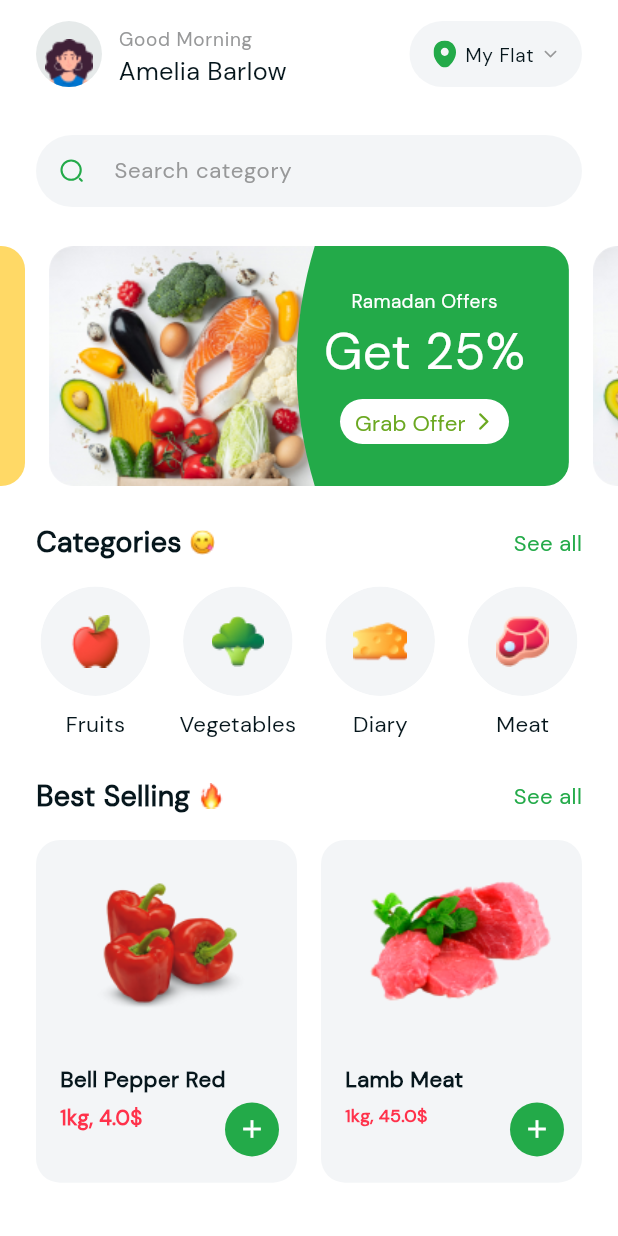
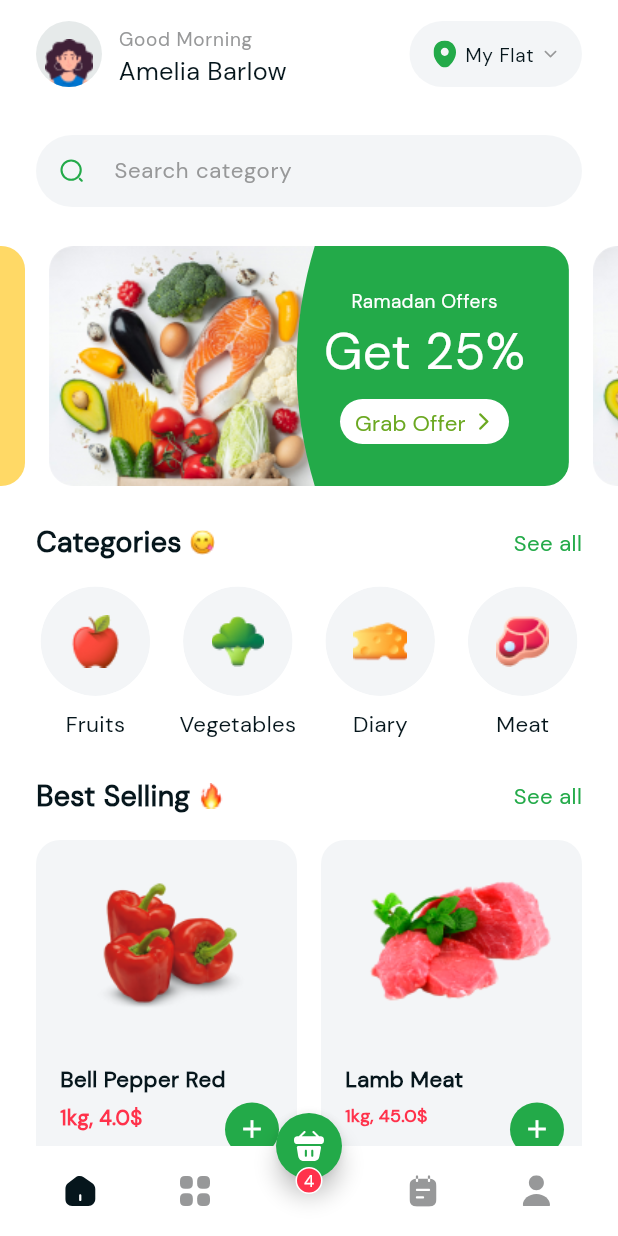
Before and after one commit to aconitum001/groceryUI, a Flutter app: the screen it shows after launch, after a tap on "Shop now", on a phone screen of 412 x 824 dp. Run offline on Flutter 3.47's test engine with Material 3 defaults, Android fonts, the light colour scheme and no system bars; drawn by our look-alikes of carousel_slider; our stand-ins replace device_preview, flutter_svg, get.

Commit message:
added bottom nav bar

```diff
--- a/lib/utils/app_router.dart
+++ b/lib/utils/app_router.dart
@@ -1,6 +1,6 @@
 import 'package:get/get.dart';
 import 'package:gorcery/views/category_view.dart';
-import 'package:gorcery/views/home_view.dart';
+import 'package:gorcery/views/main_view.dart';
 import 'package:gorcery/views/intro_view.dart';
 import 'package:gorcery/views/product_details_view.dart';
 import 'package:gorcery/views/splash_view.dart';
@@ -25,7 +25,7 @@ abstract class AppRouter {
       ),
       GetPage(
         name: homeView,
-        page: () => const HomeView(),
+        page: () => const MainView(),
         transition: Transition.rightToLeft,
       ),
       GetPage(
--- a/lib/utils/assets.dart
+++ b/lib/utils/assets.dart
@@ -38,17 +38,25 @@ class Assets {
   /// assets/images/butternut.png
   static const String assetsImagesButternut = "assets/images/butternut.png";
 
-  /// Assets for assetsImagesCal
-  /// assets/images/cal.png
-  static const String assetsImagesCal = "assets/images/cal.png";
-
   /// Assets for assetsImagesCalender
   /// assets/images/calender.svg
   static const String assetsImagesCalender = "assets/images/calender.svg";
 
+  /// Assets for assetsImagesCalenderIcon
+  /// assets/images/calender_icon.svg
+  static const String assetsImagesCalenderIcon = "assets/images/calender_icon.svg";
+
   /// Assets for assetsImagesCarrots
   /// assets/images/carrots.png
   static const String assetsImagesCarrots = "assets/images/carrots.png";
+
+  /// Assets for assetsImagesCart
+  /// assets/images/cart.svg
+  static const String assetsImagesCart = "assets/images/cart.svg";
+
+  /// Assets for assetsImagesCat
+  /// assets/images/cat.svg
+  static const String assetsImagesCat = "assets/images/cat.svg";
 
   /// Assets for assetsImagesCheese
   /// assets/images/cheese.png
@@ -61,10 +69,6 @@ class Assets {
   /// Assets for assetsImagesDrop
   /// assets/images/drop.svg
   static const String assetsImagesDrop = "assets/images/drop.svg";
-
-  /// Assets for assetsImagesExpiration
-  /// assets/images/expiration.png
-  static const String assetsImagesExpiration = "assets/images/expiration.png";
 
   /// Assets for assetsImagesFaceSavoringFood
   /// assets/images/face_Savoring_Food.png
@@ -81,6 +85,10 @@ class Assets {
   /// Assets for assetsImagesGrapes
   /// assets/images/grapes.png
   static const String assetsImagesGrapes = "assets/images/grapes.png";
+
+  /// Assets for assetsImagesHome
+  /// assets/images/home.svg
+  static const String assetsImagesHome = "assets/images/home.svg";
 
   /// Assets for assetsImagesIntroBackground
   /// assets/images/Intro_background.png
@@ -122,13 +130,13 @@ class Assets {
   /// assets/images/orange.png
   static const String assetsImagesOrange = "assets/images/orange.png";
 
-  /// Assets for assetsImagesOrganic
-  /// assets/images/organic.png
-  static const String assetsImagesOrganic = "assets/images/organic.png";
-
   /// Assets for assetsImagesPeper
   /// assets/images/peper.png
   static const String assetsImagesPeper = "assets/images/peper.png";
+
+  /// Assets for assetsImagesPersonIcon
+  /// assets/images/person_icon.svg
+  static const String assetsImagesPersonIcon = "assets/images/person_icon.svg";
 
   /// Assets for assetsImagesPineapple
   /// assets/images/pineapple.png
@@ -137,10 +145,6 @@ class Assets {
   /// Assets for assetsImagesRedApple
   /// assets/images/red_apple.png
   static const String assetsImagesRedApple = "assets/images/red_apple.png";
-
-  /// Assets for assetsImagesReviews
-  /// assets/images/reviews.png
-  static const String assetsImagesReviews = "assets/images/reviews.png";
 
   /// Assets for assetsImagesSearchIcon
   /// assets/images/search_icon.svg
--- /dev/null
+++ b/lib/views/main_view.dart
@@ -0,0 +1,168 @@
+import 'package:flutter/material.dart';
+import 'package:flutter_svg/svg.dart';
+import 'package:gorcery/utils/app_styles.dart';
+import 'package:gorcery/utils/assets.dart';
+import 'package:gorcery/views/calender_view.dart';
+import 'package:gorcery/views/home_view.dart';
+import 'package:gorcery/views/products_view.dart';
+import 'package:gorcery/views/profile_view.dart';
+import 'package:gorcery/widgets/home_view_body.dart';
+
+class MainView extends StatefulWidget {
+  const MainView({super.key});
+
+  @override
+  State<MainView> createState() => _MainViewState();
+}
+
+class _MainViewState extends State<MainView> {
+  int currentTab = 0;
+
+  final List<Widget> screens = [
+    const HomeView(),
+    const ProductsView(),
+    const CalenderView(),
+    const ProfileView(),
+  ];
+
+  final PageStorageBucket bucket = PageStorageBucket();
+  Widget currentScreen = const HomeView();
+
+  @override
+  Widget build(BuildContext context) {
+    return Scaffold(
+      body: PageStorage(
+        bucket: bucket,
+        child: currentScreen,
+      ),
+      floatingActionButtonLocation: FloatingActionButtonLocation.centerDocked,
+      floatingActionButton: Stack(
+        clipBehavior: Clip.none,
+        children: [
+          SizedBox(
+            height: 44,
+            width: 44,
+            child: FloatingActionButton(
+              onPressed: () {},
+              backgroundColor: Theme.of(context).colorScheme.primary,
+              shape: const CircleBorder(),
+              child: SvgPicture.asset(
+                Assets.assetsImagesCart,
+              ),
+            ),
+          ),
+          Positioned(
+            bottom: -10,
+            left: 13,
+            child: Container(
+              width: 18,
+              height: 18,
+              decoration: BoxDecoration(
+                color: Theme.of(context).colorScheme.secondary,
+                shape: BoxShape.circle,
+                border: Border.all(
+                  color: Colors.white,
+                ),
+              ),
+              child: FittedBox(
+                fit: BoxFit.scaleDown,
+                child: Text(
+                  "4",
+                  style: AppStyles.style14medium(
+                    context,
+                    Colors.white,
+                  ),
+                ),
+              ),
+            ),
+          ),
+        ],
+      ),
+      bottomNavigationBar: BottomAppBar(
+        color: Theme.of(context).colorScheme.surface,
+        height: 60,
+        child: Row(
+          children: [
+            Expanded(
+              child: MaterialButton(
+                onPressed: () {
+                  setState(() {
+                    currentScreen = const HomeView();
+                    currentTab = 0;
+                  });
+                },
+                child: SvgPicture.asset(
+                  Assets.assetsImagesHome,
+                  colorFilter: ColorFilter.mode(
+                    currentTab == 0
+                        ? Theme.of(context).colorScheme.onSurface
+                        : Theme.of(context).colorScheme.onSecondary,
+                    BlendMode.srcIn,
+                  ),
+                ),
+              ),
+            ),
+            Expanded(
+              child: MaterialButton(
+                onPressed: () {
+                  setState(() {
+                    currentScreen = const ProductsView();
+                    currentTab = 1;
+                  });
+                },
+                child: SvgPicture.asset(
+                  Assets.assetsImagesCat,
+                  colorFilter: ColorFilter.mode(
+                    currentTab == 1
+                        ? Theme.of(context).colorScheme.onSurface
+                        : Theme.of(context).colorScheme.onSecondary,
+                    BlendMode.srcIn,
+                  ),
+                ),
+              ),
+            ),
+            const Spacer(),
+            Expanded(
+              child: MaterialButton(
+                onPressed: () {
+                  setState(() {
+                    currentScreen = const CalenderView();
+                    currentTab = 2;
+                  });
+                },
+                child: SvgPicture.asset(
+                  Assets.assetsImagesCalenderIcon,
+                  colorFilter: ColorFilter.mode(
+                    currentTab == 2
+                        ? Theme.of(context).colorScheme.onSurface
+                        : Theme.of(context).colorScheme.onSecondary,
+                    BlendMode.srcIn,
+                  ),
+                ),
+              ),
+            ),
+            Expanded(
+              child: MaterialButton(
+                onPressed: () {
+                  setState(() {
+                    currentScreen = const ProfileView();
+                    currentTab = 3;
+                  });
+                },
+                child: SvgPicture.asset(
+                  Assets.assetsImagesPersonIcon,
+                  colorFilter: ColorFilter.mode(
+                    currentTab == 3
+                        ? Theme.of(context).colorScheme.onSurface
+                        : Theme.of(context).colorScheme.onSecondary,
+                    BlendMode.srcIn,
+                  ),
+                ),
+              ),
+            ),
+          ],
+        ),
+      ),
+    );
+  }
+}
--- a/pubspec.yaml
+++ b/pubspec.yaml
@@ -35,6 +35,7 @@ dependencies:
     sdk: flutter
   flutter_svg: ^2.0.14
   get: ^4.6.6
+  persistent_bottom_nav_bar: ^6.2.1
 
 dev_dependencies:
   flutter_lints: ^4.0.0
```
Also changed, not shown: lib/views/calender_view.dart (added, +16 -0 lines), lib/views/cart_view.dart (added, +16 -0 lines), lib/views/products_view.dart (added, +16 -0 lines), lib/views/profile_view.dart (added, +16 -0 lines), assets/images/calender_icon.svg (added), assets/images/cart.svg (added), assets/images/cat.svg (added), assets/images/home.svg (added), assets/images/person_icon.svg (added), pubspec.lock.
